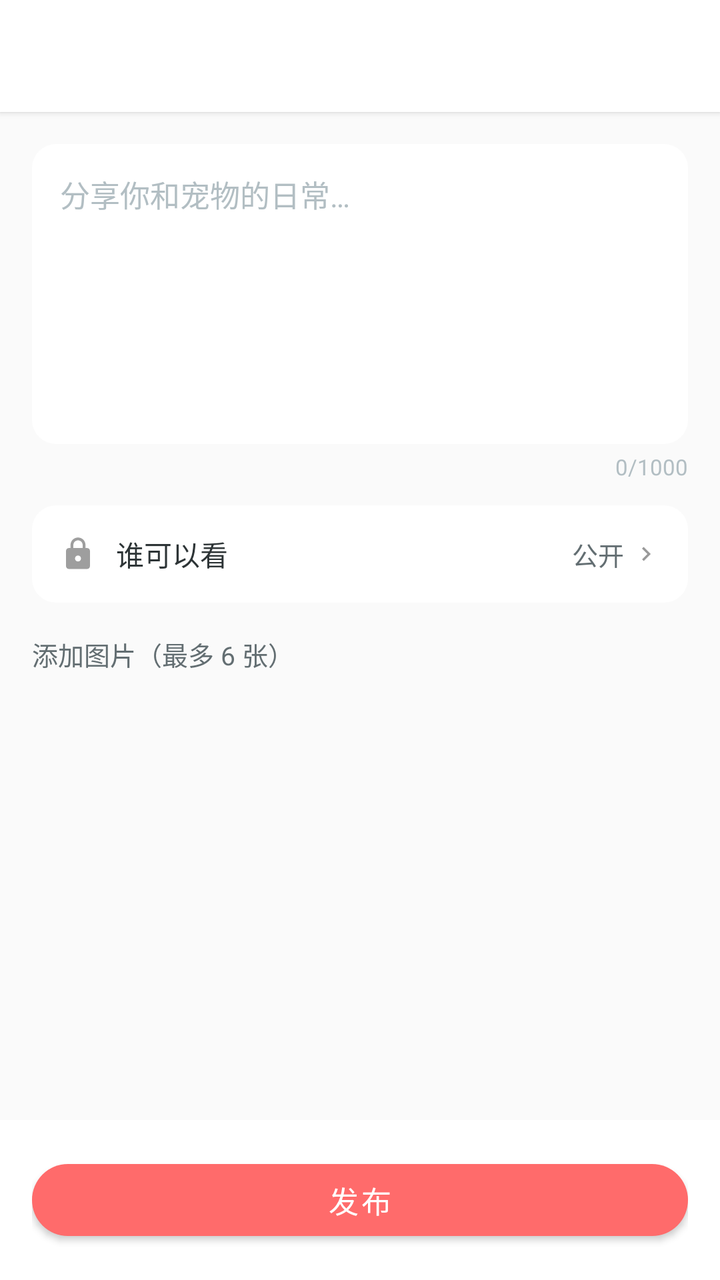
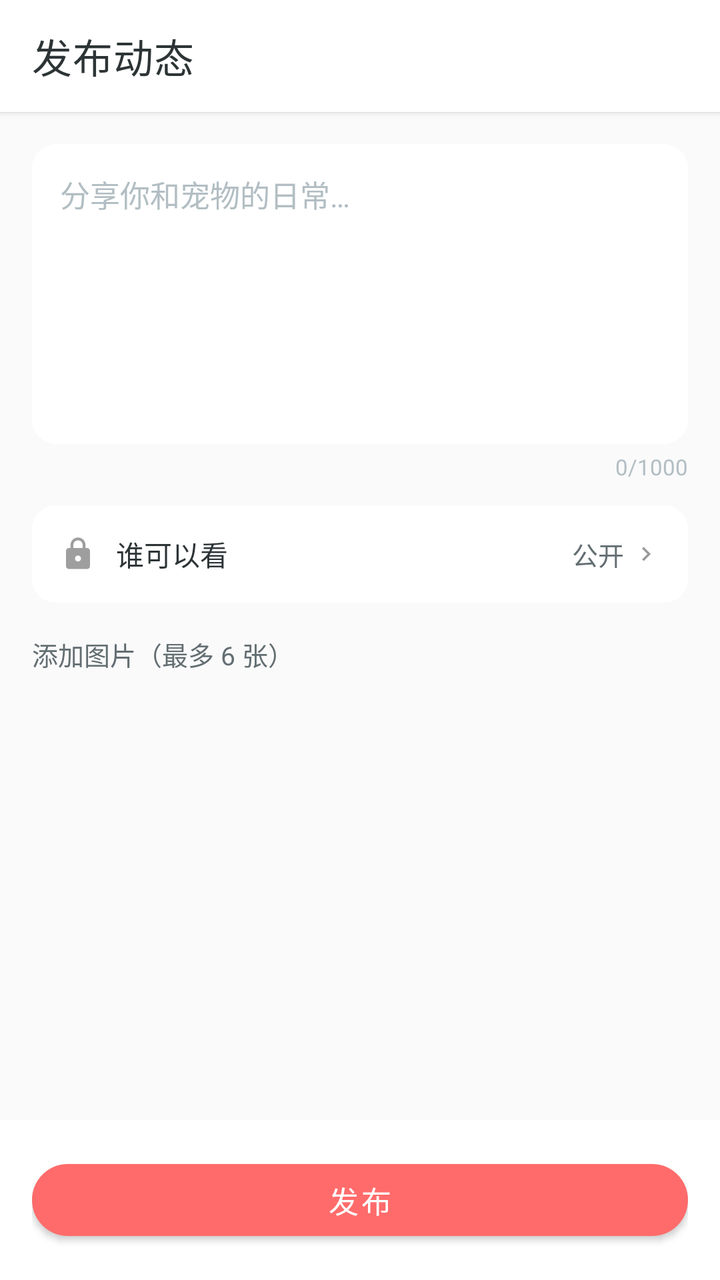

Two renders of the same Android screen: before a commit and after it. Below are the layout's source before the change and the commit's diff.
<!-- AndroidManifest.xml: activity theme AppTheme.NoActionBar -->
<!-- res/layout/activity_publish_post.xml -->
<?xml version="1.0" encoding="utf-8"?>
<LinearLayout xmlns:android="http://schemas.android.com/apk/res/android"
    xmlns:app="http://schemas.android.com/apk/res-auto"
    android:layout_width="match_parent"
    android:layout_height="match_parent"
    android:background="@color/colorBackground"
    android:orientation="vertical">

    <com.google.android.material.appbar.MaterialToolbar
        android:id="@+id/toolbar"
        android:layout_width="match_parent"
        android:layout_height="?attr/actionBarSize"
        android:background="@color/colorWhite"
        android:elevation="2dp"
        android:title="发布动态"
        android:titleTextColor="@color/colorTextPrimary" />

    <ScrollView
        android:layout_width="match_parent"
        android:layout_height="0dp"
        android:layout_weight="1"
        android:fillViewport="true">

        <LinearLayout
            android:layout_width="match_parent"
            android:layout_height="wrap_content"
            android:orientation="vertical"
            android:padding="16dp">

            <EditText
                android:id="@+id/et_content"
                android:layout_width="match_parent"
                android:layout_height="wrap_content"
                android:background="@drawable/bg_card"
                android:gravity="top|start"
                android:hint="分享你和宠物的日常…"
                android:importantForAutofill="no"
                android:inputType="textMultiLine|textCapSentences"
                android:lineSpacingExtra="3dp"
                android:maxLength="1000"
                android:minHeight="150dp"
                android:padding="14dp"
                android:textColor="@color/colorTextPrimary"
                android:textColorHint="@color/colorTextLight"
                android:textSize="15sp" />

            <TextView
                android:id="@+id/tv_count"
                android:layout_width="match_parent"
                android:layout_height="wrap_content"
                android:layout_marginTop="4dp"
                android:gravity="end"
                android:text="0/1000"
                android:textColor="@color/colorTextLight"
                android:textSize="11sp" />

            
            <LinearLayout
                android:id="@+id/ll_visibility"
                android:layout_width="match_parent"
                android:layout_height="wrap_content"
                android:layout_marginTop="12dp"
                android:background="@drawable/bg_card"
                android:clickable="true"
                android:focusable="true"
                android:gravity="center_vertical"
                android:orientation="horizontal"
                android:paddingHorizontal="14dp"
                android:paddingVertical="14dp">

                <ImageView
                    android:layout_width="18dp"
                    android:layout_height="18dp"
                    android:contentDescription="可见范围"
                    android:src="@drawable/ic_lock" />

                <TextView
                    android:layout_width="0dp"
                    android:layout_height="wrap_content"
                    android:layout_marginStart="10dp"
                    android:layout_weight="1"
                    android:text="谁可以看"
                    android:textColor="@color/colorTextPrimary"
                    android:textSize="14sp" />

                <TextView
                    android:id="@+id/tv_visibility_value"
                    android:layout_width="wrap_content"
                    android:layout_height="wrap_content"
                    android:layout_marginEnd="4dp"
                    android:text="公开"
                    android:textColor="@color/colorTextSecondary"
                    android:textSize="13sp" />

                <ImageView
                    android:layout_width="14dp"
                    android:layout_height="14dp"
                    android:contentDescription="选择可见范围"
                    android:src="@drawable/ic_arrow_right" />
            </LinearLayout>

            <TextView
                android:id="@+id/tv_image_label"
                android:layout_width="wrap_content"
                android:layout_height="wrap_content"
                android:layout_marginTop="16dp"
                android:text="添加图片（最多 6 张）"
                android:textColor="@color/colorTextSecondary"
                android:textSize="13sp" />

            
            <LinearLayout
                android:id="@+id/ll_images"
                android:layout_width="match_parent"
                android:layout_height="wrap_content"
                android:layout_marginTop="10dp"
                android:orientation="vertical" />
        </LinearLayout>
    </ScrollView>

    <LinearLayout
        android:layout_width="match_parent"
        android:layout_height="wrap_content"
        android:background="@color/colorWhite"
        android:orientation="vertical"
        android:padding="16dp">

        <com.google.android.material.button.MaterialButton
            android:id="@+id/btn_publish"
            android:layout_width="match_parent"
            android:layout_height="48dp"
            android:text="发布"
            android:textColor="@color/colorWhite"
            android:textSize="15sp"
            app:backgroundTint="@color/colorPrimary"
            app:cornerRadius="24dp" />
    </LinearLayout>

</LinearLayout>
<!-- resources referenced by this layout -->
<resources>
  <color name="colorBackground">#FAFAFA</color>
  <color name="colorPrimary">#FF6B6B</color>
  <color name="colorTextLight">#B2BEC3</color>
  <color name="colorTextPrimary">#2D3436</color>
  <color name="colorTextSecondary">#636E72</color>
  <color name="colorWhite">#FFFFFF</color>
  <!-- drawable bg_card (drawable) -->
  <?xml version="1.0" encoding="utf-8"?>
  <shape xmlns:android="http://schemas.android.com/apk/res/android"
      android:shape="rectangle">
      <solid android:color="@android:color/white" />
      <corners android:radius="12dp" />
  </shape>
  <!-- drawable ic_arrow_right (drawable) -->
  <?xml version="1.0" encoding="utf-8"?>
  <vector xmlns:android="http://schemas.android.com/apk/res/android"
      android:width="24dp"
      android:height="24dp"
      android:viewportWidth="24"
      android:viewportHeight="24"
      android:tint="#999999">
      <path
          android:fillColor="@android:color/white"
          android:pathData="M8.59,16.59L13.17,12 8.59,7.41 10,6l6,6 -6,6 -1.41,-1.41z"/>
  </vector>
  <!-- drawable ic_lock (drawable) -->
  <?xml version="1.0" encoding="utf-8"?>
  <vector xmlns:android="http://schemas.android.com/apk/res/android"
      android:width="24dp"
      android:height="24dp"
      android:viewportWidth="24"
      android:viewportHeight="24">
      <path
          android:fillColor="#9E9E9E"
          android:pathData="M18,8h-1L17,6c0,-2.76 -2.24,-5 -5,-5S7,3.24 7,6v2L6,8c-1.1,0 -2,0.9 -2,2v10c0,1.1 0.9,2 2,2h12c1.1,0 2,-0.9 2,-2L20,10c0,-1.1 -0.9,-2 -2,-2zM12,17c-1.1,0 -2,-0.9 -2,-2s0.9,-2 2,-2 2,0.9 2,2 -0.9,2 -2,2zM15.1,8L8.9,8L8.9,6c0,-1.71 1.39,-3.1 3.1,-3.1 1.71,0 3.1,1.39 3.1,3.1v2z" />
  </vector>
  <style name="AppTheme.NoActionBar">
          <item name="windowActionBar">false</item>
          <item name="windowNoTitle">true</item>
          <item name="android:windowContentTransitions">true</item>
          <item name="android:windowAllowEnterTransitionOverlap">true</item>
          <item name="android:windowAllowReturnTransitionOverlap">true</item>
      </style>
</resources>

<!-- the commit's change to res/layout/activity_publish_post.xml (unified diff, before → after) -->
@@ -12,8 +12,8 @@
         android:layout_height="?attr/actionBarSize"
         android:background="@color/colorWhite"
         android:elevation="2dp"
-        android:title="发布动态"
-        android:titleTextColor="@color/colorTextPrimary" />
+        app:title="发布动态"
+        app:titleTextColor="@color/colorTextPrimary" />
 
     <ScrollView
         android:layout_width="match_parent"
